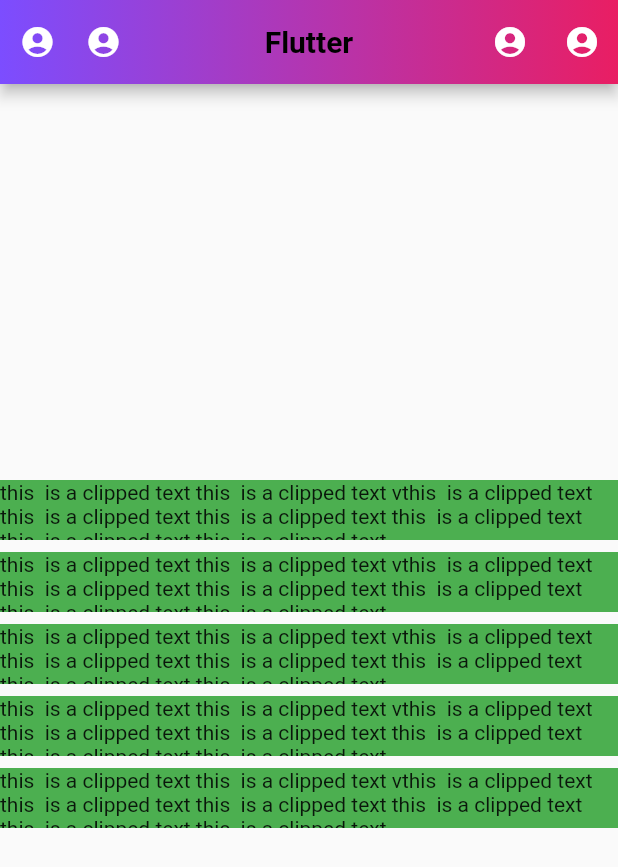
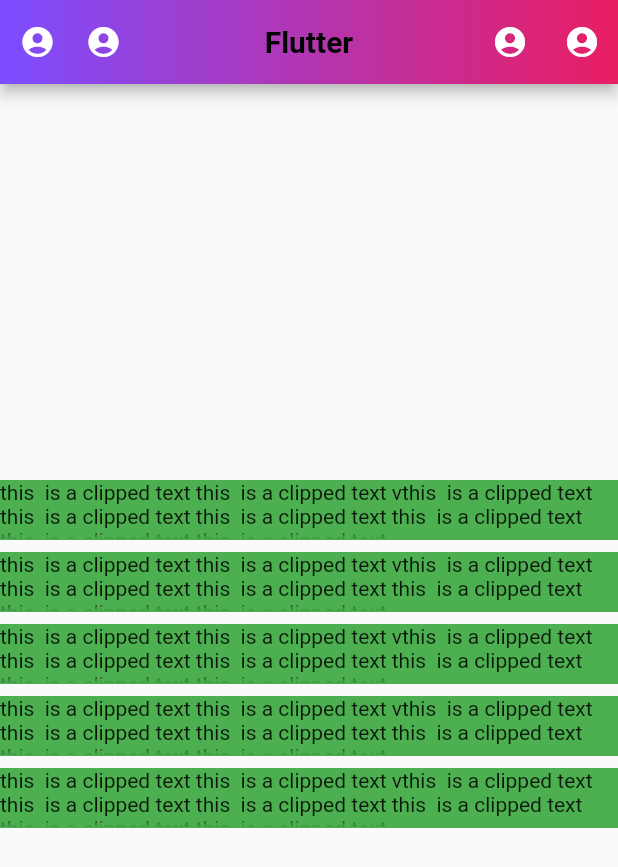
Before and after one commit to HowkMii/flutter-ui, a Flutter app: the screen it shows after launch, on a phone screen of 412 x 824 dp. Shown: the top 867 px of the screen. Run offline on Flutter 3.47's test engine with Material 2 defaults, Android fonts, the phone set to English and light mode, and no system bars; our stand-ins replace flushbar; missing offline and left inert: dart:ffi.

Commit message:
overflow

```diff
--- a/lib/main.dart
+++ b/lib/main.dart
@@ -78,35 +78,36 @@ class _MyHomePageState extends State<MyHomePage> {
             width: 200,
             height: 40,
             color: Colors.green,
-            child: Text("this  is a clipped text this  is a clipped text vthis  is a clipped text this  is a clipped text this  is a clipped text this  is a clipped text this  is a clipped text this  is a clipped text "),
+            child: Text("this  is a clipped text this  is a clipped text vthis  is a clipped text this  is a clipped text this  is a clipped text this  is a clipped text this  is a clipped text this  is a clipped text ",overflow: TextOverflow.fade,),
           ),
           SizedBox(height: 8,),
                     Container(
             width: 200,
             height: 40,
             color: Colors.green,
-            child: Text("this  is a clipped text this  is a clipped text vthis  is a clipped text this  is a clipped text this  is a clipped text this  is a clipped text this  is a clipped text this  is a clipped text "),
+            child: Text("this  is a clipped text this  is a clipped text vthis  is a clipped text this  is a clipped text this  is a clipped text this  is a clipped text this  is a clipped text this  is a clipped text ",overflow: TextOverflow.fade,),
           ),
           SizedBox(height: 8,),
                     Container(
             width: 200,
             height: 40,
             color: Colors.green,
-            child: Text("this  is a clipped text this  is a clipped text vthis  is a clipped text this  is a clipped text this  is a clipped text this  is a clipped text this  is a clipped text this  is a clipped text "),
+            child: Text("this  is a clipped text this  is a clipped text vthis  is a clipped text this  is a clipped text this  is a clipped text this  is a clipped text this  is a clipped text this  is a clipped text ",overflow: TextOverflow.fade,),
           ),
           SizedBox(height: 8,),
                     Container(
             width: 200,
             height: 40,
             color: Colors.green,
-            child: Text("this  is a clipped text this  is a clipped text vthis  is a clipped text this  is a clipped text this  is a clipped text this  is a clipped text this  is a clipped text this  is a clipped text "),
+            child: Text("this  is a clipped text this  is a clipped text vthis  is a clipped text this  is a clipped text this  is a clipped text this  is a clipped text this  is a clipped text this  is a clipped text ",overflow: TextOverflow.fade,),
+
           ),
           SizedBox(height: 8,),
                     Container(
             width: 200,
             height: 40,
             color: Colors.green,
-            child: Text("this  is a clipped text this  is a clipped text vthis  is a clipped text this  is a clipped text this  is a clipped text this  is a clipped text this  is a clipped text this  is a clipped text "),
+            child: Text("this  is a clipped text this  is a clipped text vthis  is a clipped text this  is a clipped text this  is a clipped text this  is a clipped text this  is a clipped text this  is a clipped text ",overflow: TextOverflow.fade,),
           ),
           SizedBox(height: 8,),
         ],
```
